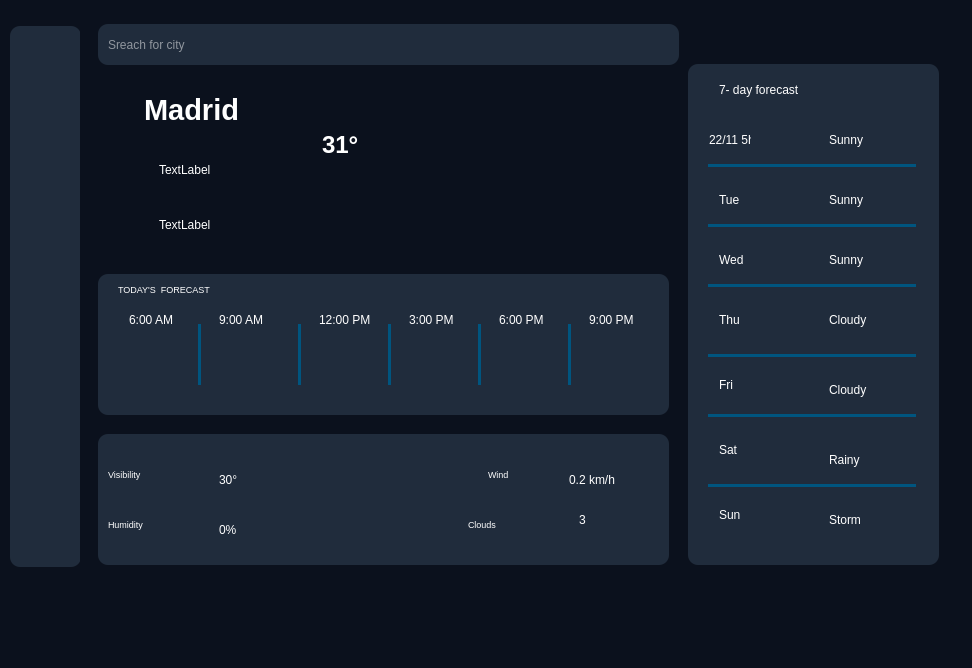
Old version of the form ui/main.ui in the repository phamnamkhanh0602/python-app.
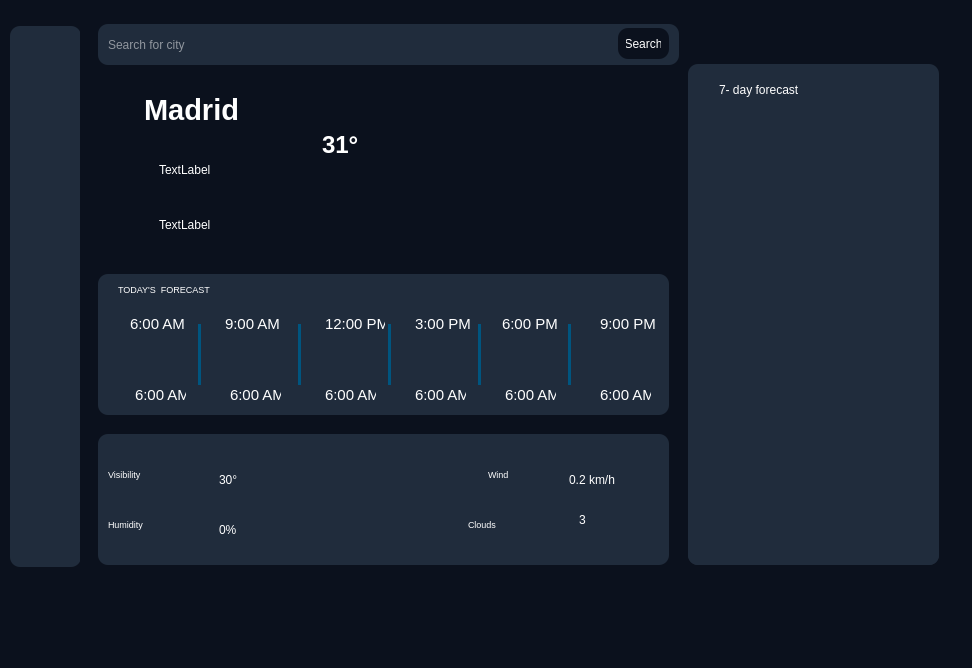
New version of the form. Icons and pictures are not drawn.

```diff
--- a/ui/main.ui
+++ b/ui/main.ui
@@ -187,13 +187,13 @@
       <property name="styleSheet">
        <string notr="true">background-color:#202c3c;</string>
       </property>
-      <widget class="QLabel" name="label_2">
+      <widget class="QLabel" name="lb_img_1">
        <property name="geometry">
         <rect>
-         <x>10</x>
+         <x>30</x>
          <y>60</y>
-         <width>91</width>
-         <height>71</height>
+         <width>60</width>
+         <height>60</height>
         </rect>
        </property>
        <property name="text">
@@ -206,13 +206,13 @@
         <bool>true</bool>
        </property>
       </widget>
-      <widget class="QLabel" name="label_3">
+      <widget class="QLabel" name="lb_img_2">
        <property name="geometry">
         <rect>
-         <x>110</x>
+         <x>120</x>
          <y>60</y>
-         <width>71</width>
-         <height>61</height>
+         <width>60</width>
+         <height>60</height>
         </rect>
        </property>
        <property name="text">
@@ -225,13 +225,13 @@
         <bool>true</bool>
        </property>
       </widget>
-      <widget class="QLabel" name="label_4">
+      <widget class="QLabel" name="lb_img_3">
        <property name="geometry">
         <rect>
-         <x>210</x>
+         <x>220</x>
          <y>60</y>
-         <width>71</width>
-         <height>61</height>
+         <width>60</width>
+         <height>60</height>
         </rect>
        </property>
        <property name="text">
@@ -244,13 +244,13 @@
         <bool>true</bool>
        </property>
       </widget>
-      <widget class="QLabel" name="label_5">
+      <widget class="QLabel" name="lb_img_4">
        <property name="geometry">
         <rect>
-         <x>300</x>
+         <x>310</x>
          <y>60</y>
-         <width>71</width>
-         <height>61</height>
+         <width>60</width>
+         <height>60</height>
         </rect>
        </property>
        <property name="text">
@@ -263,13 +263,13 @@
         <bool>true</bool>
        </property>
       </widget>
-      <widget class="QLabel" name="label_6">
+      <widget class="QLabel" name="lb_img_5">
        <property name="geometry">
         <rect>
-         <x>390</x>
+         <x>400</x>
          <y>60</y>
-         <width>71</width>
-         <height>61</height>
+         <width>60</width>
+         <height>60</height>
         </rect>
        </property>
        <property name="text">
@@ -282,13 +282,13 @@
         <bool>true</bool>
        </property>
       </widget>
-      <widget class="QLabel" name="label_7">
+      <widget class="QLabel" name="lb_img_6">
        <property name="geometry">
         <rect>
-         <x>480</x>
+         <x>490</x>
          <y>60</y>
-         <width>71</width>
-         <height>61</height>
+         <width>60</width>
+         <height>60</height>
         </rect>
        </property>
        <property name="text">
@@ -319,80 +319,113 @@
         <string>TODAY'S  FORECAST</string>
        </property>
       </widget>
-      <widget class="QLabel" name="label_21">
+      <widget class="QLabel" name="lb_time_1">
        <property name="geometry">
         <rect>
          <x>20</x>
          <y>30</y>
-         <width>81</width>
-         <height>31</height>
+         <width>80</width>
+         <height>40</height>
         </rect>
        </property>
+       <property name="font">
+        <font>
+         <pointsize>11</pointsize>
+        </font>
+       </property>
+       <property name="styleSheet">
+        <string notr="true"/>
+       </property>
        <property name="text">
         <string>6:00 AM</string>
        </property>
       </widget>
-      <widget class="QLabel" name="label_22">
+      <widget class="QLabel" name="lb_time_2">
        <property name="geometry">
         <rect>
-         <x>110</x>
+         <x>115</x>
          <y>30</y>
-         <width>81</width>
-         <height>31</height>
+         <width>80</width>
+         <height>40</height>
         </rect>
        </property>
+       <property name="font">
+        <font>
+         <pointsize>11</pointsize>
+        </font>
+       </property>
        <property name="text">
         <string>9:00 AM</string>
        </property>
       </widget>
-      <widget class="QLabel" name="label_23">
+      <widget class="QLabel" name="lb_time_3">
        <property name="geometry">
         <rect>
-         <x>210</x>
+         <x>215</x>
          <y>30</y>
-         <width>81</width>
-         <height>31</height>
+         <width>80</width>
+         <height>40</height>
         </rect>
        </property>
+       <property name="font">
+        <font>
+         <pointsize>11</pointsize>
+        </font>
+       </property>
        <property name="text">
         <string>12:00 PM</string>
        </property>
       </widget>
-      <widget class="QLabel" name="label_24">
+      <widget class="QLabel" name="lb_time_4">
        <property name="geometry">
         <rect>
-         <x>300</x>
+         <x>305</x>
          <y>30</y>
-         <width>71</width>
-         <height>31</height>
+         <width>80</width>
+         <height>40</height>
         </rect>
        </property>
+       <property name="font">
+        <font>
+         <pointsize>11</pointsize>
+        </font>
+       </property>
        <property name="text">
         <string>3:00 PM</string>
        </property>
       </widget>
-      <widget class="QLabel" name="label_25">
+      <widget class="QLabel" name="lb_time_5">
        <property name="geometry">
         <rect>
-         <x>390</x>
+         <x>392</x>
          <y>30</y>
-         <width>71</width>
-         <height>31</height>
+         <width>80</width>
+         <height>40</height>
         </rect>
        </property>
+       <property name="font">
+        <font>
+         <pointsize>11</pointsize>
+        </font>
+       </property>
        <property name="text">
         <string>6:00 PM</string>
        </property>
       </widget>
-      <widget class="QLabel" name="label_26">
+      <widget class="QLabel" name="lb_time_6">
        <property name="geometry">
         <rect>
-         <x>480</x>
+         <x>490</x>
          <y>30</y>
-         <width>71</width>
-         <height>31</height>
+         <width>80</width>
+         <height>40</height>
         </rect>
        </property>
+       <property name="font">
+        <font>
+         <pointsize>11</pointsize>
+        </font>
+       </property>
        <property name="text">
         <string>9:00 PM</string>
        </property>
@@ -477,6 +510,132 @@
         <enum>Qt::Orientation::Vertical</enum>
        </property>
       </widget>
+      <widget class="QLabel" name="lb_temp_1">
+       <property name="geometry">
+        <rect>
+         <x>25</x>
+         <y>105</y>
+         <width>71</width>
+         <height>31</height>
+        </rect>
+       </property>
+       <property name="font">
+        <font>
+         <pointsize>11</pointsize>
+        </font>
+       </property>
+       <property name="styleSheet">
+        <string notr="true"/>
+       </property>
+       <property name="text">
+        <string>6:00 AM</string>
+       </property>
+      </widget>
+      <widget class="QLabel" name="lb_temp_2">
+       <property name="geometry">
+        <rect>
+         <x>120</x>
+         <y>105</y>
+         <width>71</width>
+         <height>31</height>
+        </rect>
+       </property>
+       <property name="font">
+        <font>
+         <pointsize>11</pointsize>
+        </font>
+       </property>
+       <property name="styleSheet">
+        <string notr="true"/>
+       </property>
+       <property name="text">
+        <string>6:00 AM</string>
+       </property>
+      </widget>
+      <widget class="QLabel" name="lb_temp_3">
+       <property name="geometry">
+        <rect>
+         <x>215</x>
+         <y>105</y>
+         <width>71</width>
+         <height>31</height>
+        </rect>
+       </property>
+       <property name="font">
+        <font>
+         <pointsize>11</pointsize>
+        </font>
+       </property>
+       <property name="styleSheet">
+        <string notr="true"/>
+       </property>
+       <property name="text">
+        <string>6:00 AM</string>
+       </property>
+      </widget>
+      <widget class="QLabel" name="lb_temp_4">
+       <property name="geometry">
+        <rect>
+         <x>305</x>
+         <y>105</y>
+         <width>71</width>
+         <height>31</height>
+        </rect>
+       </property>
+       <property name="font">
+        <font>
+         <pointsize>11</pointsize>
+        </font>
+       </property>
+       <property name="styleSheet">
+        <string notr="true"/>
+       </property>
+       <property name="text">
+        <string>6:00 AM</string>
+       </property>
+      </widget>
+      <widget class="QLabel" name="lb_temp_5">
+       <property name="geometry">
+        <rect>
+         <x>395</x>
+         <y>105</y>
+         <width>71</width>
+         <height>31</height>
+        </rect>
+       </property>
+       <property name="font">
+        <font>
+         <pointsize>11</pointsize>
+        </font>
+       </property>
+       <property name="styleSheet">
+        <string notr="true"/>
+       </property>
+       <property name="text">
+        <string>6:00 AM</string>
+       </property>
+      </widget>
+      <widget class="QLabel" name="lb_temp_6">
+       <property name="geometry">
+        <rect>
+         <x>490</x>
+         <y>105</y>
+         <width>71</width>
+         <height>31</height>
+        </rect>
+       </property>
+       <property name="font">
+        <font>
+         <pointsize>11</pointsize>
+        </font>
+       </property>
+       <property name="styleSheet">
+        <string notr="true"/>
+       </property>
+       <property name="text">
+        <string>6:00 AM</string>
+       </property>
+      </widget>
      </widget>
      <widget class="QWidget" name="widget_3" native="true">
       <property name="geometry">
@@ -1235,8 +1394,21 @@
         <enum>Qt::Orientation::Horizontal</enum>
        </property>
       </widget>
+      <widget class="QWidget" name="weather_container" native="true">
+       <property name="geometry">
+        <rect>
+         <x>0</x>
+         <y>40</y>
+         <width>251</width>
+         <height>461</height>
+        </rect>
+       </property>
+       <property name="styleSheet">
+        <string notr="true">background-color:#202c3c;</string>
+       </property>
+      </widget>
      </widget>
-     <widget class="QLineEdit" name="lineEdit">
+     <widget class="QLineEdit" name="txt_search">
       <property name="geometry">
        <rect>
         <x>10</x>
@@ -1252,7 +1424,7 @@
        <string/>
       </property>
       <property name="placeholderText">
-       <string>Sreach for city</string>
+       <string>Search for city</string>
       </property>
      </widget>
      <widget class="QLabel" name="lb_city_name">
@@ -1260,7 +1432,7 @@
        <rect>
         <x>40</x>
         <y>60</y>
-        <width>151</width>
+        <width>311</width>
         <height>51</height>
        </rect>
       </property>
@@ -1362,16 +1534,36 @@
        </size>
       </property>
      </widget>
+     <widget class="QPushButton" name="btn_search">
+      <property name="geometry">
+       <rect>
+        <x>530</x>
+        <y>4</y>
+        <width>51</width>
+        <height>31</height>
+       </rect>
+      </property>
+      <property name="text">
+       <string>Search</string>
+      </property>
+      <property name="iconSize">
+       <size>
+        <width>45</width>
+        <height>45</height>
+       </size>
+      </property>
+     </widget>
      <zorder>pushButton</zorder>
      <zorder>widget_2</zorder>
      <zorder>widget_3</zorder>
      <zorder>widget_4</zorder>
-     <zorder>lineEdit</zorder>
+     <zorder>txt_search</zorder>
      <zorder>lb_city_name</zorder>
      <zorder>lb_temp</zorder>
      <zorder>lb_weather_img</zorder>
      <zorder>lb_weather_name</zorder>
      <zorder>lb_weather_desc</zorder>
+     <zorder>btn_search</zorder>
     </widget>
     <widget class="QWidget" name="page_2">
      <widget class="QWidget" name="widget_5" native="true">
@@ -3060,7 +3252,7 @@
      <x>0</x>
      <y>0</y>
      <width>972</width>
-     <height>41</height>
+     <height>37</height>
     </rect>
    </property>
   </widget>
```
